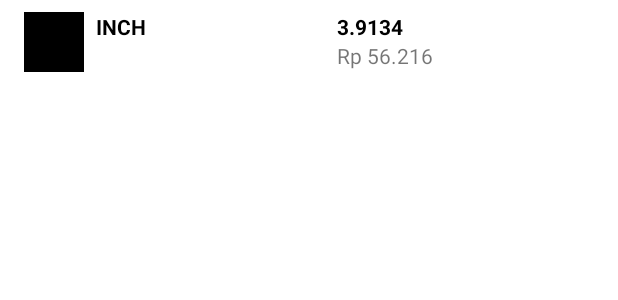
After one commit to hafizdwp/explore-tokocrypto-coins-log, an Android app: the layout main_item.xml on its own in the app's theme, with its tools: preview values and no code run, on a phone screen of 412 x 824 dp. The commit adds this screen. Shown: the top 300 px of the screen. Run offline under Robolectric (Android 15) with nearby library versions, the phone set to English and light mode, and no system bars.

```diff
--- a/app/build.gradle
+++ b/app/build.gradle
@@ -63,6 +63,7 @@ dependencies {
 
     implementation 'com.ajts.androidmads.SQLite2Excel:library:1.0.4'
     implementation 'com.readystatesoftware.chuck:library:1.1.0'
+    implementation 'com.squareup.picasso:picasso:2.71828'
 
     implementation "androidx.room:room-ktx:2.3.0"
     kapt "androidx.room:room-compiler:2.3.0"
--- a/app/src/main/java/com/hafizdwp/explore_tokocrypto_coins_log/data/Repository.kt
+++ b/app/src/main/java/com/hafizdwp/explore_tokocrypto_coins_log/data/Repository.kt
@@ -2,7 +2,6 @@ package com.hafizdwp.explore_tokocrypto_coins_log.data
 
 import com.hafizdwp.explore_tokocrypto_coins_log.data.local.table.Coin
 import com.hafizdwp.explore_tokocrypto_coins_log.data.local.table.Symbol
-import com.hafizdwp.explore_tokocrypto_coins_log.log
 
 /**
  * @author hafizdwp
@@ -16,16 +15,16 @@ class Repository(private val remoteDataSource: RemoteDataSource,
         val filteredUsdtSymbols = RepositoryExt.filterUsdtSymbols(remoteResponse.data?.list)
         val convertedSymbols = RepositoryExt.convertToSymbolTables(filteredUsdtSymbols)
 
+        localDataSource.deleteSymbols()
         localDataSource.saveSymbols(convertedSymbols)
         return localDataSource.getSymbols()
     }
 
     suspend fun getCoinsBySymbols(symbols: List<String>): List<Coin> {
         val remoteResponse = remoteDataSource.getCoinsBySymbols(symbols)
-        log("remoteResponse: $remoteResponse")
         val convertedCoins = RepositoryExt.convertToCoinTables(remoteResponse)
-        log("convertedCoins: $remoteResponse")
 
+        localDataSource.deleteCoins()
         localDataSource.saveCoins(convertedCoins)
         return localDataSource.getCoins()
     }
--- a/app/src/main/java/com/hafizdwp/explore_tokocrypto_coins_log/data/local/dao/CoinDao.kt
+++ b/app/src/main/java/com/hafizdwp/explore_tokocrypto_coins_log/data/local/dao/CoinDao.kt
@@ -15,4 +15,7 @@ abstract class CoinDao : BaseDao<Coin> {
 
     @Query("SELECT * FROM table_coin")
     abstract suspend fun getAll(): List<Coin>
+
+    @Query("DELETE FROM table_coin")
+    abstract suspend fun nuke()
 }
--- a/app/src/main/java/com/hafizdwp/explore_tokocrypto_coins_log/data/local/dao/SymbolDao.kt
+++ b/app/src/main/java/com/hafizdwp/explore_tokocrypto_coins_log/data/local/dao/SymbolDao.kt
@@ -15,4 +15,7 @@ abstract class SymbolDao : BaseDao<Symbol> {
 
     @Query("SELECT * FROM table_symbol")
     abstract suspend fun getAll(): List<Symbol>
+
+    @Query("DELETE FROM table_symbol")
+    abstract suspend fun nuke()
 }
--- a/app/src/main/java/com/hafizdwp/explore_tokocrypto_coins_log/data/local/table/Symbol.kt
+++ b/app/src/main/java/com/hafizdwp/explore_tokocrypto_coins_log/data/local/table/Symbol.kt
@@ -10,7 +10,6 @@ import androidx.room.PrimaryKey
 
 @Entity(tableName = "table_symbol")
 data class Symbol(
-        @PrimaryKey(autoGenerate = true)
-        var id: Int? = null,
-        var name: String
+        @PrimaryKey
+        var id: String
 )
--- /dev/null
+++ b/app/src/main/res/layout/main_item.xml
@@ -0,0 +1,59 @@
+<?xml version="1.0" encoding="utf-8"?>
+<androidx.constraintlayout.widget.ConstraintLayout xmlns:android="http://schemas.android.com/apk/res/android"
+    xmlns:app="http://schemas.android.com/apk/res-auto"
+    xmlns:tools="http://schemas.android.com/tools"
+    android:layout_width="match_parent"
+    android:layout_height="wrap_content"
+    android:paddingStart="16dp"
+    android:paddingTop="8dp"
+    android:paddingEnd="16dp"
+    android:paddingBottom="8dp">
+
+    <ImageView
+        android:id="@+id/img_icon"
+        android:layout_width="40dp"
+        android:layout_height="40dp"
+        android:adjustViewBounds="true"
+        app:layout_constraintLeft_toLeftOf="parent"
+        app:layout_constraintTop_toTopOf="parent"
+        tools:background="@color/black" />
+
+    <TextView
+        android:id="@+id/text_coin_name"
+        android:layout_width="wrap_content"
+        android:layout_height="wrap_content"
+        android:layout_marginStart="8dp"
+        android:textColor="@color/black"
+        android:textStyle="bold"
+        app:layout_constraintLeft_toRightOf="@+id/img_icon"
+        app:layout_constraintTop_toTopOf="parent"
+        tools:text="INCH" />
+
+    <TextView
+        android:id="@+id/text_volume"
+        android:layout_width="wrap_content"
+        android:layout_height="wrap_content"
+        app:layout_constraintLeft_toLeftOf="parent"
+        app:layout_constraintTop_toBottomOf="@+id/text_coin_name"
+        tools:text="Vol -" />
+
+    <TextView
+        android:id="@+id/text_price"
+        android:layout_width="wrap_content"
+        android:layout_height="wrap_content"
+        android:textColor="@color/black"
+        android:textStyle="bold"
+        app:layout_constraintLeft_toRightOf="@+id/text_coin_name"
+        app:layout_constraintRight_toRightOf="parent"
+        tools:text="3.9134" />
+
+    <TextView
+        android:id="@+id/text_price_rupiah"
+        android:layout_width="wrap_content"
+        android:layout_height="wrap_content"
+        app:layout_constraintLeft_toLeftOf="@+id/text_price"
+        app:layout_constraintTop_toBottomOf="@+id/text_price"
+        tools:text="Rp 56.216" />
+
+
+</androidx.constraintlayout.widget.ConstraintLayout>
--- a/app/src/main/res/values/strings.xml
+++ b/app/src/main/res/values/strings.xml
@@ -1,3 +1,3 @@
 <resources>
-    <string name="app_name">explore-tokocrypto-coins-log</string>
+    <string name="app_name">Tokocrypto Coins Log</string>
 </resources>
```
Also changed, not shown: app/src/main/java/com/hafizdwp/explore_tokocrypto_coins_log/MainActivity.kt (+17 -6 lines), app/src/main/java/com/hafizdwp/explore_tokocrypto_coins_log/MainAdapter.kt (added, +52 -0 lines), app/src/main/java/com/hafizdwp/explore_tokocrypto_coins_log/MainViewModel.kt (+109 -6 lines), app/src/main/java/com/hafizdwp/explore_tokocrypto_coins_log/base/BaseDao.kt (+4 -4 lines), app/src/main/java/com/hafizdwp/explore_tokocrypto_coins_log/data/LocalDataSource.kt (+8 -0 lines), app/src/main/java/com/hafizdwp/explore_tokocrypto_coins_log/data/RepositoryExt.kt (+4 -4 lines), app/src/main/java/com/hafizdwp/explore_tokocrypto_coins_log/util/Ext.kt (+9 -2 lines), app/src/main/res/layout/activity_main.xml (+13 -17 lines).
